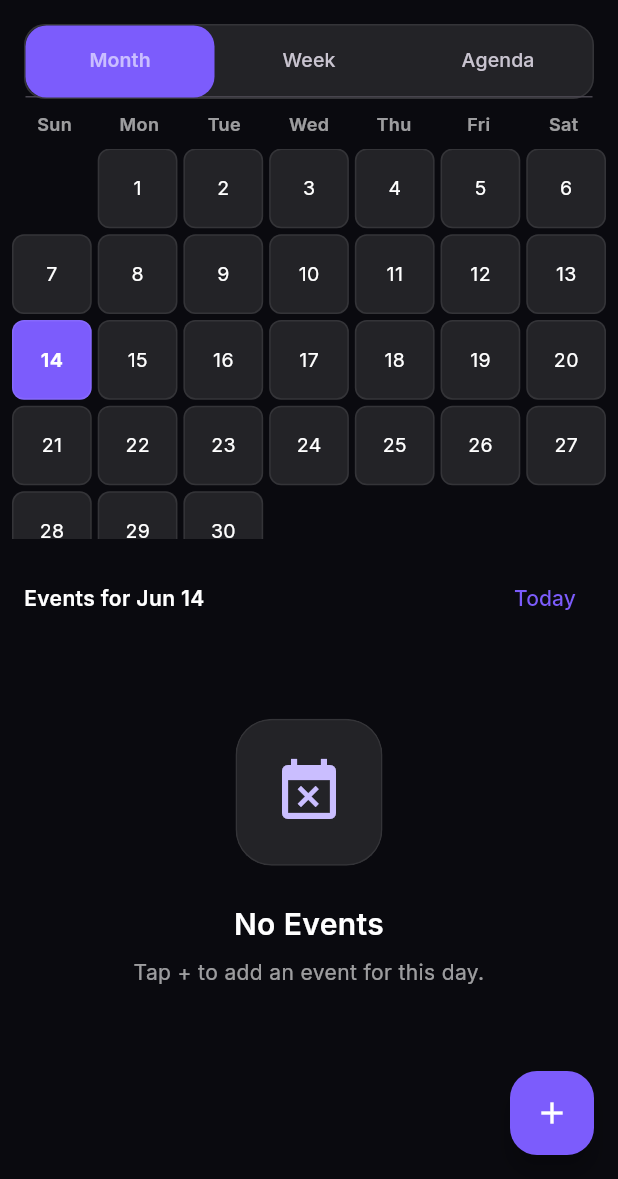
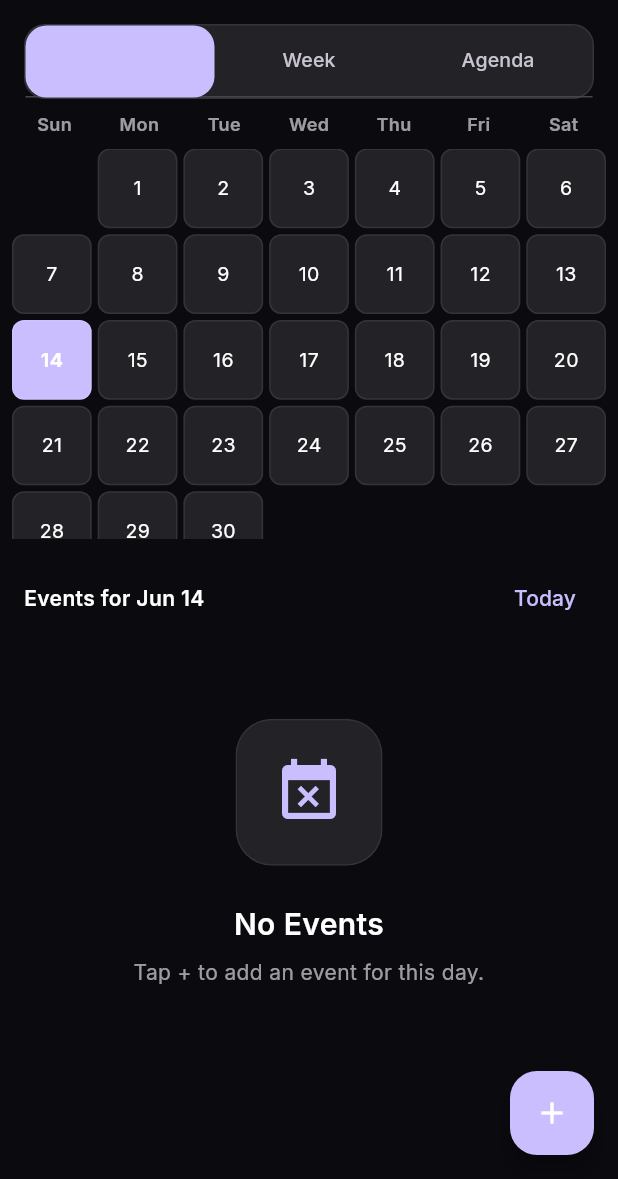
Before and after one commit to the3hosein/clarity-flutter, a Flutter app: the CalendarScreen screen opened directly, on a phone screen of 412 x 824 dp, the part 57-1236 px from its top. Run offline on Flutter 3.47's test engine with Material 3 defaults, Android fonts, the phone set to English and light mode, and no system bars; our stand-ins replace flutter_animate, google_fonts, shared_preferences; accounts and stored records are empty; network calls fail.

Commit message:
Debug round 2: fix 21 remaining bugs
- CRITICAL: effectiveThemeMode returns _themeMode (not hardcoded dark);
  lightTheme returns proper light theme (not darkTheme copy)
- Calendar: unified Sunday-start week, hardcoded accent colors → theme
- Homepage: progress rings now show actual data (done/total), not 0.7
- Daily: github icon visible (Colors.white), doneToday counts only today's lessons
- AdaptiveLayout: removed redundant provider loading, added toast SnackBar
- World: errorBuilder on all Image.network, ExpansionTile trailing simplified
- All screens: hardcoded Color(0xFF7C5CFC) → Theme accent everywhere
- Removed dead files: 4 deprecated services, spring_animations, unused deps
- AppState: added dismissToast()

```diff
--- a/lib/providers/app_state.dart
+++ b/lib/providers/app_state.dart
@@ -31,7 +31,7 @@ class AppState extends ChangeNotifier {
   int get activeTab => _activeTab;
   bool get sidebarCollapsed => _sidebarCollapsed;
   ThemeMode get themeMode => _themeMode;
-  ThemeMode get effectiveThemeMode => ThemeMode.dark;
+  ThemeMode get effectiveThemeMode => _themeMode;
   String get accentColorHex => _accentColorHex;
   String get userName => _userName;
   String get avatarEmoji => _avatarEmoji;
@@ -119,7 +119,55 @@ class AppState extends ChangeNotifier {
         ),
       );
 
-  ThemeData get lightTheme => darkTheme;
+  ThemeData get lightTheme => ThemeData(
+        useMaterial3: true,
+        brightness: Brightness.light,
+        colorSchemeSeed: accentColor,
+        scaffoldBackgroundColor: const Color(0xFFF0F0F5),
+        textTheme: GoogleFonts.interTextTheme(ThemeData.light().textTheme),
+        cardTheme: CardThemeData(
+          elevation: 0,
+          shape: RoundedRectangleBorder(borderRadius: BorderRadius.circular(20)),
+          color: const Color(0x0A000000),
+          surfaceTintColor: Colors.transparent,
+        ),
+        appBarTheme: AppBarTheme(
+          backgroundColor: Colors.transparent,
+          elevation: 0,
+          centerTitle: true,
+          titleTextStyle: GoogleFonts.inter(fontSize: 18, fontWeight: FontWeight.w600, color: Colors.black87),
+        ),
+        bottomNavigationBarTheme: const BottomNavigationBarThemeData(
+          backgroundColor: Color(0x0A000000),
+          elevation: 0,
+          selectedItemColor: Color(0xFF7C5CFC),
+          unselectedItemColor: Color(0x99000000),
+        ),
+        dialogTheme: DialogThemeData(
+          backgroundColor: Colors.white,
+          shape: RoundedRectangleBorder(borderRadius: BorderRadius.circular(24)),
+        ),
+        inputDecorationTheme: InputDecorationTheme(
+          filled: true,
+          fillColor: const Color(0x0A000000),
+          border: OutlineInputBorder(borderRadius: BorderRadius.circular(14), borderSide: BorderSide.none),
+          focusedBorder: OutlineInputBorder(
+            borderRadius: BorderRadius.circular(14),
+            borderSide: BorderSide(color: accentColor.withOpacity(0.5)),
+          ),
+          labelStyle: const TextStyle(color: Color(0x99000000)),
+        ),
+        dividerTheme: const DividerThemeData(color: Color(0x0A000000), thickness: 1),
+        chipTheme: ChipThemeData(
+          backgroundColor: const Color(0x0A000000),
+          shape: RoundedRectangleBorder(borderRadius: BorderRadius.circular(12)),
+        ),
+        floatingActionButtonTheme: FloatingActionButtonThemeData(
+          backgroundColor: accentColor,
+          foregroundColor: Colors.white,
+          shape: RoundedRectangleBorder(borderRadius: BorderRadius.circular(18)),
+        ),
+      );
 
   void setActiveTab(int index) {
     _activeTab = index;
@@ -172,6 +220,12 @@ class AppState extends ChangeNotifier {
     });
   }
 
+  void dismissToast() {
+    _showToast = false;
+    _toastTimer?.cancel();
+    notifyListeners();
+  }
+
   void setLoading(bool loading) {
     _isLoading = loading;
     notifyListeners();
--- a/lib/providers/daily_provider.dart
+++ b/lib/providers/daily_provider.dart
@@ -29,8 +29,8 @@ class DailyProvider extends ChangeNotifier {
     return _lessons.where((l) => l.dayOfWeek == today).toList();
   }
 
-  int get doneToday => _lessons.where((l) => l.status == 'done').length;
-  double get weeklyProgress => _lessons.isEmpty ? 0 : doneToday / _lessons.length;
+  int get doneToday => todayLessons.where((l) => l.status == 'done').length;
+  double get weeklyProgress => todayLessons.isEmpty ? 0 : doneToday / todayLessons.length;
 
   Future<void> addLesson(Lesson lesson) async {
     _lessons.add(lesson);
--- a/lib/screens/calendar/calendar_screen.dart
+++ b/lib/screens/calendar/calendar_screen.dart
@@ -37,6 +37,7 @@ class _CalendarScreenState extends State<CalendarScreen> with SingleTickerProvid
   @override
   Widget build(BuildContext context) {
     final cal = context.watch<CalendarProvider>();
+    final accent = Theme.of(context).colorScheme.primary;
     return Scaffold(
       backgroundColor: const Color(0xFF0A0A0F),
       appBar: AppBar(
@@ -55,7 +56,7 @@ class _CalendarScreenState extends State<CalendarScreen> with SingleTickerProvid
             child: TabBar(
               controller: _tabController,
               indicator: BoxDecoration(
-                color: const Color(0xFF7C5CFC),
+                color: accent,
                 borderRadius: BorderRadius.circular(14),
               ),
               indicatorSize: TabBarIndicatorSize.tab,
@@ -79,7 +80,7 @@ class _CalendarScreenState extends State<CalendarScreen> with SingleTickerProvid
         ],
       ),
       floatingActionButton: FloatingActionButton(
-        backgroundColor: const Color(0xFF7C5CFC),
+        backgroundColor: accent,
         child: const Icon(Icons.add, color: Colors.white),
         onPressed: () => _showEventEditor(context, null, cal),
       ),
@@ -87,6 +88,7 @@ class _CalendarScreenState extends State<CalendarScreen> with SingleTickerProvid
   }
 
   void _showEventEditor(BuildContext context, CalendarEvent? existing, CalendarProvider cal) {
+    final accent = Theme.of(context).colorScheme.primary;
     final titleC = TextEditingController(text: existing?.title ?? '');
     final descC = TextEditingController(text: existing?.notes ?? '');
     DateTime startDate = existing?.startDate ?? DateTime.now();
@@ -117,7 +119,7 @@ class _CalendarScreenState extends State<CalendarScreen> with SingleTickerProvid
                   labelText: 'Title',
                   labelStyle: GoogleFonts.inter(color: Colors.white54),
                   enabledBorder: OutlineInputBorder(borderSide: BorderSide(color: Colors.white.withOpacity(0.08))),
-                  focusedBorder: OutlineInputBorder(borderSide: const BorderSide(color: Color(0xFF7C5CFC))),
+                  focusedBorder: OutlineInputBorder(borderSide: BorderSide(color: accent)),
                 ),
               ),
               const SizedBox(height: 12),
@@ -128,7 +130,7 @@ class _CalendarScreenState extends State<CalendarScreen> with SingleTickerProvid
                   labelText: 'Description',
                   labelStyle: GoogleFonts.inter(color: Colors.white54),
                   enabledBorder: OutlineInputBorder(borderSide: BorderSide(color: Colors.white.withOpacity(0.08))),
-                  focusedBorder: OutlineInputBorder(borderSide: const BorderSide(color: Color(0xFF7C5CFC))),
+                  focusedBorder: OutlineInputBorder(borderSide: BorderSide(color: accent)),
                 ),
               ),
               const SizedBox(height: 12),
@@ -197,7 +199,7 @@ class _CalendarScreenState extends State<CalendarScreen> with SingleTickerProvid
               ),
               const SizedBox(height: 16),
               FilledButton(
-                style: FilledButton.styleFrom(backgroundColor: const Color(0xFF7C5CFC)),
+                style: FilledButton.styleFrom(backgroundColor: accent),
                 onPressed: () {
                   final event = CalendarEvent(
                     id: existing?.id,
@@ -226,6 +228,7 @@ class _MonthView extends StatelessWidget {
 
   @override
   Widget build(BuildContext context) {
+    final accent = Theme.of(context).colorScheme.primary;
     final firstDay = DateTime(cal.selectedDate.year, cal.selectedDate.month, 1);
     final lastDay = DateTime(cal.selectedDate.year, cal.selectedDate.month + 1, 0);
     final startWeekday = firstDay.weekday % 7;
@@ -272,7 +275,7 @@ class _MonthView extends StatelessWidget {
                 onTap: () => cal.setSelectedDate(d),
                 child: Container(
                   decoration: BoxDecoration(
-                    color: isSelected ? const Color(0xFF7C5CFC) : const Color(0x1AFFFFFF),
+                    color: isSelected ? accent : const Color(0x1AFFFFFF),
                     borderRadius: BorderRadius.circular(8),
                     border: Border.all(color: Colors.white.withOpacity(0.08)),
                   ),
@@ -282,7 +285,7 @@ class _MonthView extends StatelessWidget {
                       Text(
                         '${d.day}',
                         style: GoogleFonts.inter(
-                          color: isSelected ? Colors.white : (isToday ? const Color(0xFF7C5CFC) : Colors.white),
+                          color: isSelected ? Colors.white : (isToday ? accent : Colors.white),
                           fontWeight: isToday ? FontWeight.bold : FontWeight.normal,
                           fontSize: 13,
                         ),
@@ -290,7 +293,7 @@ class _MonthView extends StatelessWidget {
                       if (hasEvent)
                         Container(
                           width: 5, height: 5,
-                          decoration: const BoxDecoration(color: Color(0xFF7C5CFC), shape: BoxShape.circle),
+                          decoration: BoxDecoration(color: accent, shape: BoxShape.circle),
                         ),
                     ],
                   ),
@@ -308,7 +311,7 @@ class _MonthView extends StatelessWidget {
               const Spacer(),
               TextButton(
                 onPressed: () => cal.setSelectedDate(DateTime.now()),
-                child: Text('Today', style: GoogleFonts.inter(color: const Color(0xFF7C5CFC))),
+                child: Text('Today', style: GoogleFonts.inter(color: accent)),
               ),
             ],
           ),
@@ -328,8 +331,8 @@ class _MonthView extends StatelessWidget {
                       padding: const EdgeInsets.symmetric(horizontal: 12, vertical: 10),
                       child: Row(
                         children: [
-                          Container(width: 4, height: 40, decoration: BoxDecoration(color: const Color(0xFF7C5CFC), borderRadius: BorderRadius.circular(2))),
-                          const SizedBox(width: 12),
+                            Container(width: 4, height: 40, decoration: BoxDecoration(color: accent, borderRadius: BorderRadius.circular(2))),
+                            const SizedBox(width: 12),
                           Expanded(
                             child: Column(
                               crossAxisAlignment: CrossAxisAlignment.start,
@@ -362,7 +365,8 @@ class _WeekView extends StatelessWidget {
 
   @override
   Widget build(BuildContext context) {
-    final weekStart = cal.selectedDate.subtract(Duration(days: cal.selectedDate.weekday - 1));
+    final accent = Theme.of(context).colorScheme.primary;
+    final weekStart = cal.selectedDate.subtract(Duration(days: cal.selectedDate.weekday % 7));
     final weekDays = List.generate(7, (i) => weekStart.add(Duration(days: i)));
 
     return Scaffold(
@@ -381,7 +385,7 @@ class _WeekView extends StatelessWidget {
                     child: Container(
                       padding: const EdgeInsets.symmetric(vertical: 8),
                       decoration: BoxDecoration(
-                        color: isSelected ? const Color(0xFF7C5CFC) : const Color(0x1AFFFFFF),
+                        color: isSelected ? accent : const Color(0x1AFFFFFF),
                         borderRadius: BorderRadius.circular(8),
                         border: Border.all(color: Colors.white.withOpacity(0.08)),
                       ),
@@ -415,7 +419,7 @@ class _WeekView extends StatelessWidget {
                         padding: const EdgeInsets.symmetric(horizontal: 12, vertical: 10),
                         child: Row(
                           children: [
-                            Container(width: 4, height: 40, decoration: BoxDecoration(color: const Color(0xFF7C5CFC), borderRadius: BorderRadius.circular(2))),
+                          Container(width: 4, height: 40, decoration: BoxDecoration(color: accent, borderRadius: BorderRadius.circular(2))),
                             const SizedBox(width: 12),
                             Expanded(
                               child: Column(
@@ -453,6 +457,7 @@ class _AgendaView extends StatelessWidget {
 
   @override
   Widget build(BuildContext context) {
+    final accent = Theme.of(context).colorScheme.primary;
     final sorted = List<CalendarEvent>.from(cal.events)..sort((a, b) => a.startDate.compareTo(b.startDate));
     if (sorted.isEmpty) {
       return const EmptyState(
@@ -485,7 +490,7 @@ class _AgendaView extends StatelessWidget {
                   onTap: () => onEditEvent(e),
                   child: Row(
                     children: [
-                      Container(width: 4, height: 40, decoration: BoxDecoration(color: const Color(0xFF7C5CFC), borderRadius: BorderRadius.circular(2))),
+                      Container(width: 4, height: 40, decoration: BoxDecoration(color: accent, borderRadius: BorderRadius.circular(2))),
                       const SizedBox(width: 12),
                       Expanded(
                         child: Column(
--- a/lib/screens/home/dashboard_screen.dart
+++ b/lib/screens/home/dashboard_screen.dart
@@ -217,7 +217,11 @@ class _DashboardScreenState extends State<DashboardScreen> {
               alignment: Alignment.center,
               children: [
                 CircularProgressIndicator(
-                  value: 0.7,
+                  value: label == 'Lessons'
+                      ? (daily.todayLessons.isEmpty ? 0 : daily.doneToday / daily.todayLessons.length)
+                      : label == 'Habits'
+                          ? (daily.habits.isEmpty ? 0 : daily.habits.where((h) => daily.isHabitDoneToday(h.id)).length / daily.habits.length)
+                          : (daily.averageSleep / 12).clamp(0, 1),
                   strokeWidth: 3,
                   backgroundColor: Colors.white.withOpacity(0.1),
                   valueColor: AlwaysStoppedAnimation<Color>(accent),
--- a/lib/services/google_books_service.dart
+++ /dev/null
@@ -1 +0,0 @@
-// Deprecated — no longer used.
--- a/lib/services/itunes_service.dart
+++ /dev/null
@@ -1 +0,0 @@
-// Deprecated — no longer used.
--- a/lib/services/omdb_service.dart
+++ /dev/null
@@ -1 +0,0 @@
-// Deprecated — no longer used.
--- a/lib/services/youtube_service.dart
+++ /dev/null
@@ -1 +0,0 @@
-// Deprecated — no longer used.
--- a/pubspec.yaml
+++ b/pubspec.yaml
@@ -16,7 +16,6 @@ dependencies:
   fl_chart: ^0.65.0
   flutter_animate: ^4.2.0
   cupertino_icons: ^1.0.6
-  collection: ^1.18.0
   shared_preferences: ^2.2.2
   google_fonts: ^6.1.0
 
```
Also changed, not shown: lib/screens/adaptive_layout.dart (+32 -9 lines), lib/screens/daily/daily_screen.dart (+17 -14 lines), lib/screens/mind/mind_screen.dart (+17 -12 lines), lib/screens/world/world_screen.dart (+16 -23 lines), lib/utils/spring_animations.dart (deleted, +0 -13 lines).
